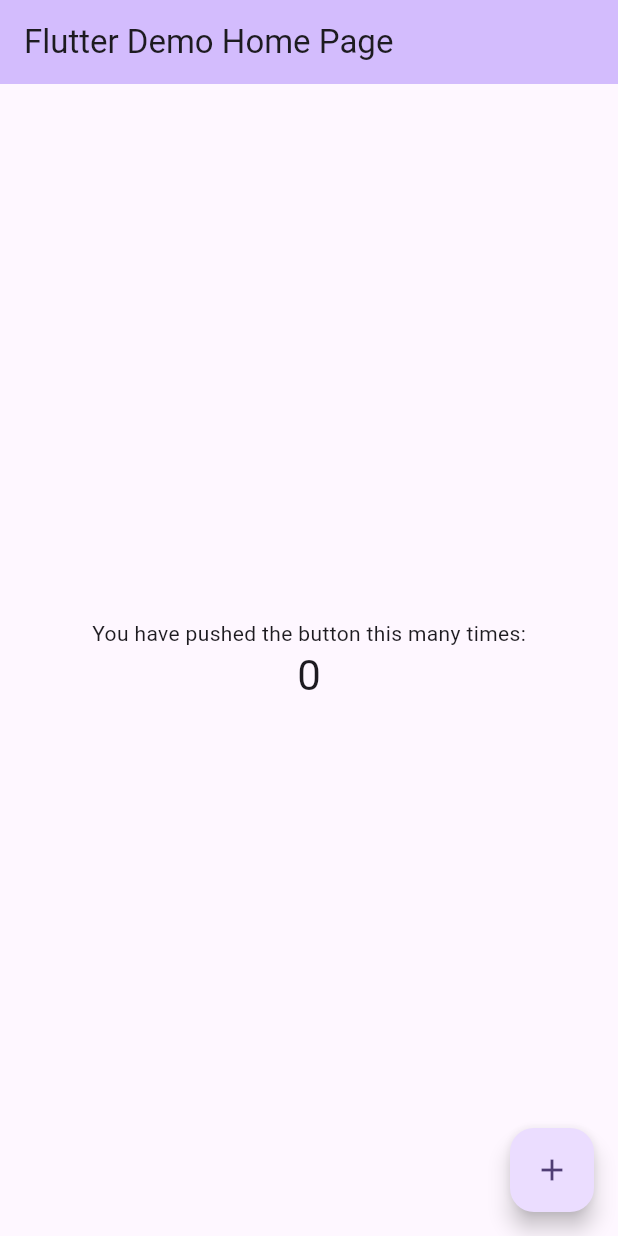
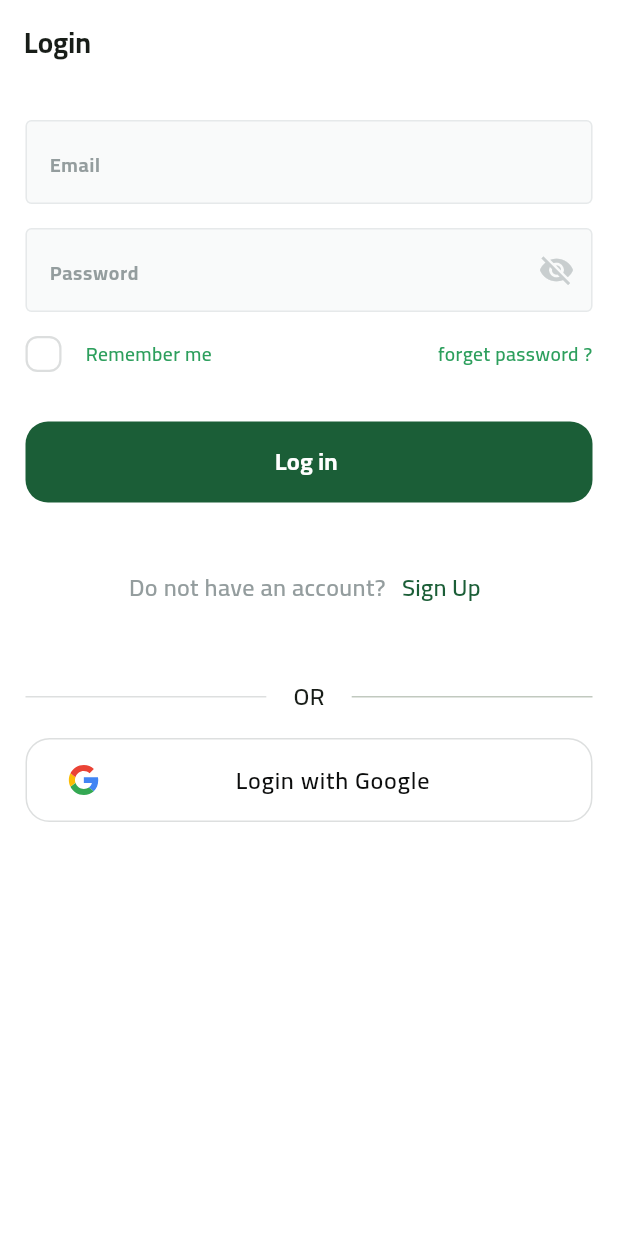
Before and after one commit to AhmedYasserww/Adlly-App, a Flutter app: the screen it shows after launch, on a phone screen of 412 x 824 dp. Run offline on Flutter 3.47's test engine with Material 3 defaults, Android fonts, the phone set to English and light mode, and no system bars; our stand-ins replace bloc, flutter_svg, modal_progress_hud_nsn, shared_preferences.

Commit message:
finish log in view done

```diff
--- a/lib/core/helper_functions/on_generate_routes.dart
+++ b/lib/core/helper_functions/on_generate_routes.dart
@@ -1,20 +1,16 @@
 
+import 'package:adlly_app/features/auth/presentation/views/sign_in_view.dart';
+import 'package:adlly_app/features/auth/presentation/views/sign_up_view.dart';
 import 'package:flutter/material.dart';
 
 Route<dynamic> onGenerateRoutes(RouteSettings settings) {
   switch (settings.name) {
-    // case SplashView.routeName:
-    //   return MaterialPageRoute(builder: (context) => const SplashView());
-    // case OnBoardingView.routeName:
-    //   return MaterialPageRoute(builder: (context) => const OnBoardingView());
-    // case SignInView.routeName:
-    //   return MaterialPageRoute(builder: (context) => const SignInView());
-    // case SignUpView.routeName:
-    //   return MaterialPageRoute(builder: (context) => const SignUpView());
-    //   case HomeView.routeName:
+    case SignInView.routeName:
+      return MaterialPageRoute(builder: (context) => const SignInView());
+    case SignUpView.routeName:
+      return MaterialPageRoute(builder: (context) => const SignUpView());
+     // case HomeView.routeName:
     //   return MaterialPageRoute(builder: (context) => const HomeView());
-    //   case BestSellingView.routeName:
-    //     return MaterialPageRoute(builder: (context) => const BestSellingView());
     default:
       return MaterialPageRoute(builder: (context) => const Scaffold());
   }
--- a/lib/core/widgets/custom_app_bar.dart
+++ b/lib/core/widgets/custom_app_bar.dart
@@ -1,16 +1,18 @@
 import 'package:flutter/material.dart';
 
 class CustomAppBar extends StatelessWidget implements PreferredSizeWidget {
-  const CustomAppBar({super. key, required this.title});
+  const CustomAppBar({super. key, required this.title,  this.automaticallyImplyLeading = true});
   final String title ;
+  final bool automaticallyImplyLeading;
   @override
   Widget build(BuildContext context) {
     return AppBar(
+      automaticallyImplyLeading:automaticallyImplyLeading ,
       backgroundColor: Colors.white,
-      centerTitle: true,
+
       leading: IconButton(
         onPressed: () {
-          Navigator.pop(context);
+          Navigator.of(context).pop();
         },
         icon: const Icon(Icons.arrow_back_ios_new),
       ),
--- /dev/null
+++ b/lib/features/auth/data/models/user_model.dart
@@ -0,0 +1,40 @@
+
+// it work with data from firebase
+import 'package:adlly_app/features/auth/domain/entites/user_entity.dart';
+
+class UserModel extends UserEntity{
+  UserModel({
+    required super.email,
+    required super.name,
+    required super.uId,
+  });
+  // factory UserModel.fromFirebaseUser(User user){
+  //   return UserModel(
+  //     email: user.email ?? '',
+  //     name: user.displayName??'',
+  //     uId: user.uid,
+  //   );
+  // }
+  factory UserModel.fromJson(Map<String,dynamic>json){
+    return UserModel(
+      email: json['email'],
+      name: json['name'],
+      uId: json['uId'],
+    );
+  }
+  factory UserModel.fromEntity(UserEntity userEntity){
+    return UserModel(
+      email: userEntity.email,
+      name: userEntity.name,
+      uId: userEntity.uId,
+    );
+  }
+  toMap() {
+    return {
+      "email": email
+      , "name": name,
+      "uId": uId
+    };
+  }
+
+}
--- /dev/null
+++ b/lib/features/auth/domain/entites/user_entity.dart
@@ -0,0 +1,9 @@
+// represent the data
+class UserEntity {
+final String email;
+final String name;
+final String uId;
+UserEntity({required this.uId, required this.email,required this.name});
+
+
+}
--- /dev/null
+++ b/lib/features/auth/presentation/views/sign_in_view.dart
@@ -0,0 +1,20 @@
+import 'package:adlly_app/features/auth/presentation/views/widgets/sign_in_view_body_bloc_consumer.dart';
+import 'package:flutter/material.dart';
+
+class SignInView extends StatelessWidget {
+  const SignInView({super.key});
+static const String routeName = 'LogInView';
+  @override
+  Widget build(BuildContext context) {
+    return   Scaffold(
+      appBar: AppBar(
+        backgroundColor: Colors.white,
+        title:  const Text(
+          "Login",
+          style:  TextStyle(fontSize: 19, fontWeight: FontWeight.bold),
+        ),
+      ),
+      body: const SignInViewBodyBlocConsumer(),
+    );
+  }
+}
--- /dev/null
+++ b/lib/features/auth/presentation/views/widgets/custom_check_box.dart
@@ -0,0 +1,35 @@
+
+import 'package:adlly_app/core/utils/app_color.dart';
+import 'package:adlly_app/core/utils/app_images.dart';
+import 'package:flutter/material.dart';
+import 'package:flutter_svg/flutter_svg.dart';
+class CustomCheckBox extends StatelessWidget {
+  const CustomCheckBox({super.key,  required this.isChecked, required this.onCheckBoxPressed });
+final bool isChecked;
+final ValueChanged<bool> onCheckBoxPressed;
+  @override
+  Widget build(BuildContext context) {
+    return GestureDetector(
+      onTap: (){
+        onCheckBoxPressed(!isChecked);
+      },
+      child: AnimatedContainer(
+        width: 24,
+          height: 24,
+          duration: const Duration(milliseconds: 100),
+        decoration: ShapeDecoration(
+          color:isChecked ? AppColors.primaryColor : Colors.white,
+          shape: RoundedRectangleBorder(
+            side:  BorderSide(width: 1.50, color:isChecked ? Colors.transparent : const Color(0xFFDCDEDE)),
+            borderRadius: BorderRadius.circular(8),
+          ),
+        ),
+        child:isChecked?Padding(
+          padding: const EdgeInsets.all(2),
+          child: SvgPicture.asset(AppImages.checkIcon),
+        ) :
+            const SizedBox()
+      ),
+    );
+  }
+}
--- /dev/null
+++ b/lib/features/auth/presentation/views/widgets/custom_email_text_field.dart
@@ -0,0 +1,28 @@
+import 'package:flutter/material.dart';
+
+import '../../../../../Core/widgets/custom_text_form_field_widget.dart';
+
+class EmailField extends StatelessWidget {
+  final TextEditingController emailController;
+
+  const EmailField({super.key, required this.emailController});
+
+  @override
+  Widget build(BuildContext context) {
+    return CustomTextField(
+      keyboardType: TextInputType.emailAddress,
+
+      hintText: "Email",
+      controller: emailController,
+      validator: (value) {
+        if (value == null || value.isEmpty) {
+          return 'required this field';
+        }
+        final bool emailValid = RegExp(
+          r'^[a-zA-Z0-9._%+-]+@[a-zA-Z0-9.-]+\.[a-zA-Z]{2,}$',
+        ).hasMatch(value);
+        return emailValid ? null : 'please enter a valid email';
+      },
+    );
+  }
+}
--- /dev/null
+++ b/lib/features/auth/presentation/views/widgets/custom_password_text_field.dart
@@ -0,0 +1,40 @@
+import 'package:flutter/material.dart';
+
+import '../../../../../Core/widgets/custom_text_form_field_widget.dart';
+class PasswordField extends StatelessWidget {
+  final TextEditingController passwordController;
+  final bool visible;
+  final VoidCallback toggleVisibility;
+
+  const PasswordField({
+    super.key,
+    required this.passwordController,
+    required this.visible,
+    required this.toggleVisibility,
+  });
+
+  @override
+  Widget build(BuildContext context) {
+    return CustomTextField(
+      keyboardType: TextInputType.visiblePassword,
+      hintText: "Password",
+      controller: passwordController,
+      obscureText: visible,
+      validator: (value){
+        if (value == null || value.isEmpty) {
+          return 'required this field';
+        }
+        if (value.length < 6) {
+          return 'Password must be at least 6 characters';
+        }
+      },
+
+
+      suffixIcon: IconButton(
+        onPressed: toggleVisibility,
+        icon: Icon(visible ? Icons.visibility_off : Icons.visibility,color: const Color(0xffC9CECF),),
+      ),
+
+    );
+  }
+}
--- /dev/null
+++ b/lib/features/auth/presentation/views/widgets/custom_social_button.dart
@@ -0,0 +1,36 @@
+import 'package:adlly_app/core/utils/app_text_styles.dart';
+import 'package:flutter/material.dart';
+import 'package:flutter_svg/flutter_svg.dart';
+class CustomSocialButton extends StatelessWidget {
+  const CustomSocialButton({super.key, required this.text, required this.onPressed, required this.imagePath});
+  final String text;
+  final void Function() onPressed;
+  final String imagePath;
+
+  @override
+  Widget build(BuildContext context) {
+    return SizedBox(
+      width: double.infinity,
+      child: TextButton(
+        style: TextButton.styleFrom(
+          backgroundColor: Colors.white,
+          shape:RoundedRectangleBorder(
+            side: const BorderSide(color:  Color(0xffDDDFDF),width: 1),
+            borderRadius:BorderRadius.circular(16),
+          ),
+        ),
+          onPressed: onPressed,
+        child: ListTile(
+          visualDensity: const VisualDensity(
+            vertical: VisualDensity.minimumDensity
+          ),
+          title: Text(text,
+            textAlign: TextAlign.center,
+            style: AppTextStyles.semiBold16.copyWith(color: const Color(0xff0C0D0D)),),
+          leading: SvgPicture.asset(imagePath),
+        ),
+
+      ),
+    );
+  }
+}
--- /dev/null
+++ b/lib/features/auth/presentation/views/widgets/do_not_have_an_account_widget.dart
@@ -0,0 +1,39 @@
+import 'package:adlly_app/core/utils/app_color.dart';
+import 'package:adlly_app/core/utils/app_text_styles.dart';
+import 'package:adlly_app/features/auth/presentation/views/sign_up_view.dart';
+
+import 'package:flutter/material.dart';
+
+class DoNotHaveAnAccountWidget extends StatelessWidget {
+  const DoNotHaveAnAccountWidget({super.key});
+
+  @override
+  Widget build(BuildContext context) {
+    return Row(
+      mainAxisAlignment: MainAxisAlignment.center,
+      children: [
+        Text(
+          'Do not have an account?',
+          style: AppTextStyles.semiBold16.copyWith(
+            color: const Color(0xFF949D9E),
+          ),
+        ),
+        const SizedBox(width: 5),
+        TextButton(
+          onPressed: () {
+             Navigator.of(context).pushNamed(SignUpView.routeName);
+          },
+          style: TextButton.styleFrom(
+            padding: EdgeInsets.zero,
+          ),
+          child: Text(
+            'Sign Up',
+            style: AppTextStyles.semiBold16.copyWith(
+              color: AppColors.primaryColor,
+            ),
+          ),
+        ),
+      ],
+    );
+  }
+}
--- /dev/null
+++ b/lib/features/auth/presentation/views/widgets/or_divider.dart
@@ -0,0 +1,21 @@
+import 'package:adlly_app/core/utils/app_text_styles.dart';
+import 'package:flutter/material.dart';
+class OrDivider extends StatelessWidget {
+  const OrDivider({super.key});
+
+  @override
+  Widget build(BuildContext context) {
+    return const Row(
+      children: [
+        Expanded(child: Divider(
+          color: Color(0xffDDDFDF),
+
+        )),
+        SizedBox(width: 18,),
+        Text("OR",style: AppTextStyles.semiBold16,),
+       SizedBox(width: 18,),
+        Expanded(child: Divider()),
+      ],
+    );
+  }
+}
--- /dev/null
+++ b/lib/features/auth/presentation/views/widgets/sign_in_view_body.dart
@@ -0,0 +1,120 @@
+
+import 'package:adlly_app/core/utils/app_color.dart';
+import 'package:adlly_app/core/utils/app_images.dart';
+import 'package:adlly_app/core/utils/app_text_styles.dart';
+import 'package:adlly_app/core/widgets/custom_button.dart';
+import 'package:adlly_app/features/auth/presentation/views/widgets/custom_email_text_field.dart';
+import 'package:adlly_app/features/auth/presentation/views/widgets/custom_password_text_field.dart';
+import 'package:adlly_app/features/auth/presentation/views/widgets/custom_social_button.dart';
+import 'package:adlly_app/features/auth/presentation/views/widgets/do_not_have_an_account_widget.dart';
+import 'package:adlly_app/features/auth/presentation/views/widgets/or_divider.dart';
+import 'package:adlly_app/features/auth/presentation/views/widgets/term_and_condition_widget.dart';
+import 'package:flutter/material.dart';
+class SignInViewBody extends StatefulWidget {
+  const SignInViewBody({super.key});
+
+  @override
+  State<SignInViewBody> createState() => _SignInViewBodyState();
+}
+
+class _SignInViewBodyState extends State<SignInViewBody> {
+  bool visible = true;
+ late TextEditingController emailController;
+ late TextEditingController passwordController;
+  late bool  isTermsAccepted = false;
+  final GlobalKey<FormState> formKey = GlobalKey<FormState>();
+   AutovalidateMode autoValidateMode = AutovalidateMode.disabled;
+
+  void toggleVisibility() {
+    setState(() {
+      visible = !visible;
+    });
+  }
+  @override
+  void initState() {
+    emailController = TextEditingController();
+    passwordController = TextEditingController();
+    super.initState();
+  }
+  @override
+  dispose() {
+    emailController.dispose();
+    passwordController.dispose();
+    super.dispose();
+  }
+  @override
+  Widget build(BuildContext context) {
+    return  SingleChildScrollView(
+      child: Padding(
+        padding: const EdgeInsets.symmetric(horizontal: 17),
+        child: Form(
+          key:formKey ,
+          autovalidateMode: autoValidateMode,
+          child: Column(
+            children: [
+              const SizedBox(height: 24,),
+              EmailField(emailController:emailController),
+              const SizedBox(height: 16,),
+              PasswordField(
+                  passwordController: passwordController,
+                  visible: visible,
+                  toggleVisibility: toggleVisibility
+              ),
+              const SizedBox(height: 16,),
+              Row(
+                mainAxisAlignment: MainAxisAlignment.spaceBetween,
+                children: [
+                  TermsAndConditionWidget(
+                    onTermsAccepted: (value){
+                      isTermsAccepted = value;
+                    },
+                  ),
+                  Text("forget password ?",style: AppTextStyles.semiBold13.copyWith(color:AppColors.lightPrimaryColor),
+
+                  ),
+                ],
+              ),
+              const SizedBox(height: 33,),
+              CustomButton(
+                onPressed: (){},
+//                 onPressed: (){
+//                   if(formKey.currentState!.validate()){
+//                     formKey.currentState!.save();
+//                     context.read<SignInCubit>().signInWithEmailAndPassword(
+//                         email: emailController.text,
+//                         password: passwordController.text);
+//                   }
+//                   else {
+//
+//                     setState(() {
+// autoValidateMode = AutovalidateMode.always;
+//                     });
+//                   }
+//                 },
+                text: "Log in ",
+              ),
+              const SizedBox(height: 33,),
+              const DoNotHaveAnAccountWidget(),
+              const SizedBox(
+                height: 37,
+              ),
+              const OrDivider(),
+              const SizedBox(height: 16,),
+              CustomSocialButton(
+                onPressed: (){
+                //  context.read<SignInCubit>().signInWithGoogle();
+                },
+                imagePath: AppImages.googleIcon,
+                text: "Login with Google",
+              ),
+              const SizedBox(height: 16,),
+
+
+
+            ],
+          ),
+        ),
+      ),
+    );
+  }
+}
--- /dev/null
+++ b/lib/features/auth/presentation/views/widgets/sign_in_view_body_bloc_consumer.dart
@@ -0,0 +1,13 @@
+
+import 'package:adlly_app/features/auth/presentation/views/widgets/sign_in_view_body.dart';
+import 'package:flutter/material.dart';
+class SignInViewBodyBlocConsumer extends StatelessWidget {
+  const SignInViewBodyBlocConsumer({
+    super.key,
+  });
+
+  @override
+  Widget build(BuildContext context) {
+    return const SignInViewBody();
+  }
+}
--- /dev/null
+++ b/lib/features/auth/presentation/views/widgets/term_and_condition_widget.dart
@@ -0,0 +1,33 @@
+import 'package:adlly_app/core/utils/app_color.dart';
+import 'package:adlly_app/core/utils/app_text_styles.dart';
+import 'package:adlly_app/features/auth/presentation/views/widgets/custom_check_box.dart';
+import 'package:flutter/material.dart';
+
+class TermsAndConditionWidget extends StatefulWidget {
+  const TermsAndConditionWidget({super.key, required this.onTermsAccepted});
+final ValueChanged<bool> onTermsAccepted;
+  @override
+  State<TermsAndConditionWidget> createState() => _TermsAndConditionWidgetState();
+}
+
+class _TermsAndConditionWidgetState extends State<TermsAndConditionWidget> {
+  bool isTermsAccepted = false;
+  @override
+  Widget build(BuildContext context) {
+    return  Row(
+      children: [
+        CustomCheckBox(
+          onCheckBoxPressed: (value){
+           isTermsAccepted=value;
+            widget.onTermsAccepted(value);
+            setState(() {});
+
+          },
+          isChecked:isTermsAccepted,
+       ),
+        const SizedBox(width: 16,),
+      Text("Remember me",style: AppTextStyles.semiBold13.copyWith(color: AppColors.lightPrimaryColor),),
+      ],
+    );
+  }
+}
--- a/lib/main.dart
+++ b/lib/main.dart
@@ -1,3 +1,6 @@
+import 'package:adlly_app/core/helper_functions/on_generate_routes.dart';
+import 'package:adlly_app/core/utils/app_color.dart';
+import 'package:adlly_app/features/auth/presentation/views/sign_in_view.dart';
 import 'package:flutter/material.dart';
 
 void main() {
@@ -11,115 +14,19 @@
   @override
   Widget build(BuildContext context) {
     return MaterialApp(
-      title: 'Flutter Demo',
-      theme: ThemeData(
-        // This is the theme of your application.
-        //
-        // TRY THIS: Try running your application with "flutter run". You'll see
-        // the application has a purple toolbar. Then, without quitting the app,
-        // try changing the seedColor in the colorScheme below to Colors.green
-        // and then invoke "hot reload" (save your changes or press the "hot
-        // reload" button in a Flutter-supported IDE, or press "r" if you used
-        // the command line to start the app).
-        //
-        // Notice that the counter didn't reset back to zero; the application
-        // state is not lost during the reload. To reset the state, use hot
-        // restart instead.
-        //
-        // This works for code too, not just values: Most code changes can be
-        // tested with just a hot reload.
-        colorScheme: ColorScheme.fromSeed(seedColor: Colors.deepPurple),
-        useMaterial3: true,
+      theme:  ThemeData(
+          scaffoldBackgroundColor: Colors.white,
+
+          fontFamily: 'Cairo',
+          colorScheme: ColorScheme.fromSeed(
+              seedColor:AppColors.primaryColor
+          )
       ),
-      home: const MyHomePage(title: 'Flutter Demo Home Page'),
+      debugShowCheckedModeBanner: false,
+      onGenerateRoute: onGenerateRoutes,
+      initialRoute: SignInView.routeName
+      // initialRoute: HomeView.routeName
+
     );
   }
 }
-
-class MyHomePage extends StatefulWidget {
-  const MyHomePage({super.key, required this.title});
-
-  // This widget is the home page of your application. It is stateful, meaning
-  // that it has a State object (defined below) that contains fields that affect
-  // how it looks.
-
-  // This class is the configuration for the state. It holds the values (in this
-  // case the title) provided by the parent (in this case the App widget) and
-  // used by the build method of the State. Fields in a Widget subclass are
-  // always marked "final".
-
-  final String title;
-
-  @override
-  State<MyHomePage> createState() => _MyHomePageState();
-}
-
-class _MyHomePageState extends State<MyHomePage> {
-  int _counter = 0;
-
-  void _incrementCounter() {
-    setState(() {
-      // This call to setState tells the Flutter framework that something has
-      // changed in this State, which causes it to rerun the build method below
-      // so that the display can reflect the updated values. If we changed
-      // _counter without calling setState(), then the build method would not be
-      // called again, and so nothing would appear to happen.
-      _counter++;
-    });
-  }
-
-  @override
-  Widget build(BuildContext context) {
-    // This method is rerun every time setState is called, for instance as done
-    // by the _incrementCounter method above.
-    //
-    // The Flutter framework has been optimized to make rerunning build methods
-    // fast, so that you can just rebuild anything that needs updating rather
-    // than having to individually change instances of widgets.
-    return Scaffold(
-      appBar: AppBar(
-        // TRY THIS: Try changing the color here to a specific color (to
-        // Colors.amber, perhaps?) and trigger a hot reload to see the AppBar
-        // change color while the other colors stay the same.
-        backgroundColor: Theme.of(context).colorScheme.inversePrimary,
-        // Here we take the value from the MyHomePage object that was created by
-        // the App.build method, and use it to set our appbar title.
-        title: Text(widget.title),
-      ),
-      body: Center(
-        // Center is a layout widget. It takes a single child and positions it
-        // in the middle of the parent.
-        child: Column(
-          // Column is also a layout widget. It takes a list of children and
-          // arranges them vertically. By default, it sizes itself to fit its
-          // children horizontally, and tries to be as tall as its parent.
-          //
-          // Column has various properties to control how it sizes itself and
-          // how it positions its children. Here we use mainAxisAlignment to
-          // center the children vertically; the main axis here is the vertical
-          // axis because Columns are vertical (the cross axis would be
-          // horizontal).
-          //
-          // TRY THIS: Invoke "debug painting" (choose the "Toggle Debug Paint"
-          // action in the IDE, or press "p" in the console), to see the
-          // wireframe for each widget.
-          mainAxisAlignment: MainAxisAlignment.center,
-          children: <Widget>[
-            const Text(
-              'You have pushed the button this many times:',
-            ),
-            Text(
-              '$_counter',
-              style: Theme.of(context).textTheme.headlineMedium,
-            ),
-          ],
-        ),
-      ),
-      floatingActionButton: FloatingActionButton(
-        onPressed: _incrementCounter,
-        tooltip: 'Increment',
-        child: const Icon(Icons.add),
-      ), // This trailing comma makes auto-formatting nicer for build methods.
-    );
-  }
-}
```
Also changed, not shown: pubspec.yaml (+14 -14 lines), pubspec.lock.
